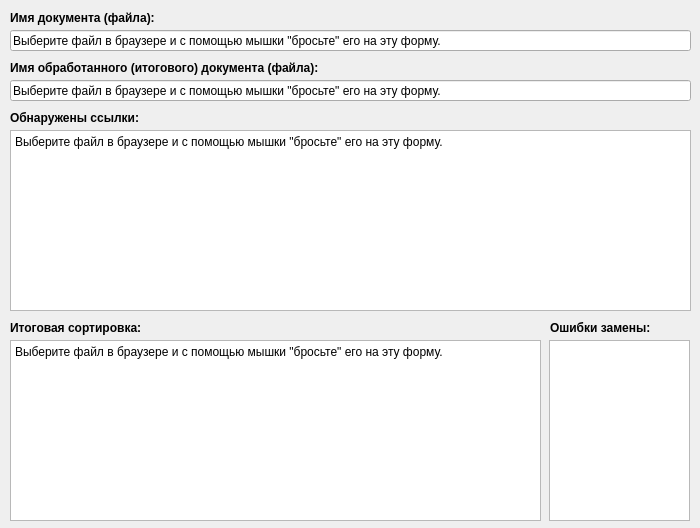
This is Qt5Project/Windows.ui in DIVIGL1/ReNumRefs as Qt 5 draws it before an edit. The edited form follows.
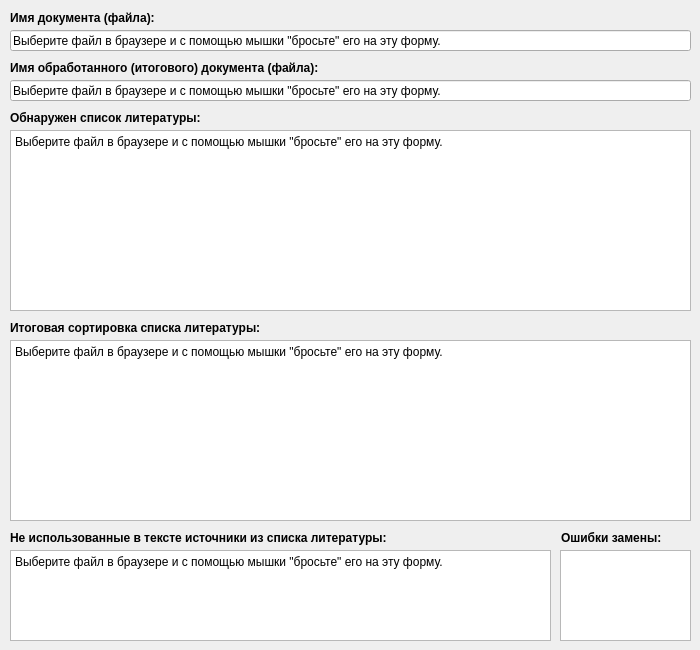
This is the edited form.

Commit message: Main form was changed

What changed in the file:
```diff
--- a/Qt5Project/Windows.ui
+++ b/Qt5Project/Windows.ui
@@ -7,19 +7,19 @@
     <x>0</x>
     <y>0</y>
     <width>700</width>
-    <height>528</height>
+    <height>650</height>
    </rect>
   </property>
   <property name="minimumSize">
    <size>
     <width>700</width>
-    <height>528</height>
+    <height>650</height>
    </size>
   </property>
   <property name="maximumSize">
    <size>
     <width>700</width>
-    <height>528</height>
+    <height>650</height>
    </size>
   </property>
   <property name="acceptDrops">
@@ -134,7 +134,7 @@
      <rect>
       <x>10</x>
       <y>110</y>
-      <width>171</width>
+      <width>381</width>
       <height>16</height>
      </rect>
     </property>
@@ -145,14 +145,14 @@
      </font>
     </property>
     <property name="text">
-     <string>Обнаружены ссылки:</string>
+     <string>Обнаружен список литературы:</string>
     </property>
    </widget>
    <widget class="QLabel" name="label_4">
     <property name="geometry">
      <rect>
-      <x>550</x>
-      <y>320</y>
+      <x>561</x>
+      <y>530</y>
       <width>131</width>
       <height>16</height>
      </rect>
@@ -210,10 +210,10 @@
     </property>
     <property name="geometry">
      <rect>
-      <x>549</x>
-      <y>340</y>
-      <width>141</width>
-      <height>181</height>
+      <x>560</x>
+      <y>550</y>
+      <width>131</width>
+      <height>91</height>
      </rect>
     </property>
     <property name="minimumSize">
@@ -246,7 +246,7 @@
      <rect>
       <x>10</x>
       <y>340</y>
-      <width>531</width>
+      <width>681</width>
       <height>181</height>
      </rect>
     </property>
@@ -280,7 +280,7 @@
      <rect>
       <x>10</x>
       <y>320</y>
-      <width>171</width>
+      <width>321</width>
       <height>16</height>
      </rect>
     </property>
@@ -291,7 +291,63 @@
      </font>
     </property>
     <property name="text">
-     <string>Итоговая сортировка:</string>
+     <string>Итоговая сортировка списка литературы:</string>
+    </property>
+   </widget>
+   <widget class="QLabel" name="label_6">
+    <property name="geometry">
+     <rect>
+      <x>10</x>
+      <y>530</y>
+      <width>461</width>
+      <height>16</height>
+     </rect>
+    </property>
+    <property name="font">
+     <font>
+      <weight>75</weight>
+      <bold>true</bold>
+     </font>
+    </property>
+    <property name="text">
+     <string>Не использованные в тексте источники из списка литературы:</string>
+    </property>
+   </widget>
+   <widget class="QPlainTextEdit" name="refs_not_used">
+    <property name="enabled">
+     <bool>true</bool>
+    </property>
+    <property name="geometry">
+     <rect>
+      <x>10</x>
+      <y>550</y>
+      <width>541</width>
+      <height>91</height>
+     </rect>
+    </property>
+    <property name="minimumSize">
+     <size>
+      <width>300</width>
+      <height>0</height>
+     </size>
+    </property>
+    <property name="toolTip">
+     <string notr="true"/>
+    </property>
+    <property name="statusTip">
+     <string notr="true"/>
+    </property>
+    <property name="whatsThis">
+     <string notr="true"/>
+    </property>
+    <property name="styleSheet">
+     <string notr="true">color: rgb(0, 0, 0);</string>
+    </property>
+    <property name="readOnly">
+     <bool>true</bool>
+    </property>
+    <property name="plainText">
+     <string notr="true">Выберите файл в браузере и с помощью мышки &quot;бросьте&quot; его на эту форму.</string>
     </property>
    </widget>
   </widget>
```
The commit also changes 1 other file.
